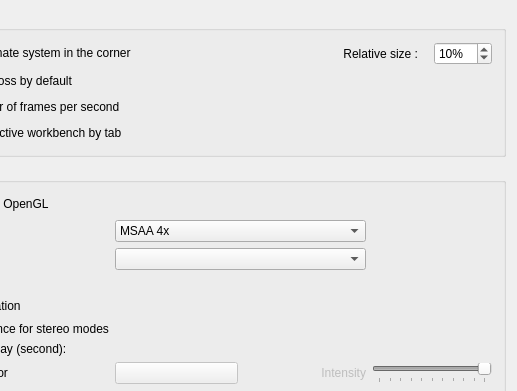
Qt form src/Gui/PreferencePages/DlgSettings3DView.ui (realthunder/FreeCAD) before a commit; both pictures show x 114 to 631 and y 0 to 391 of the 631 by 763 pixel window.
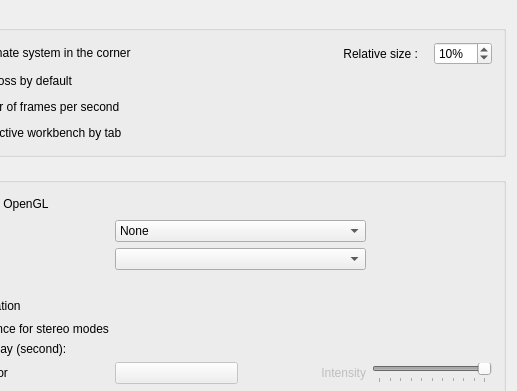
The same form after that commit. Custom widgets are drawn as their Qt base class.

Commit message: Gui: MSAA defaults off, now that lines carry their own coverage

Diff of the .ui file:
```diff
--- a/src/Gui/PreferencePages/DlgSettings3DView.ui
+++ b/src/Gui/PreferencePages/DlgSettings3DView.ui
@@ -239,7 +239,7 @@
         <item row="4" column="1" colspan="2">
          <widget class="Gui::PrefComboBox" name="comboAliasing">
           <property name="currentIndex">
-           <number>3</number>
+           <number>0</number>
           </property>
           <property name="minimumSize">
            <size>
```
The commit also changes 1 other file.
